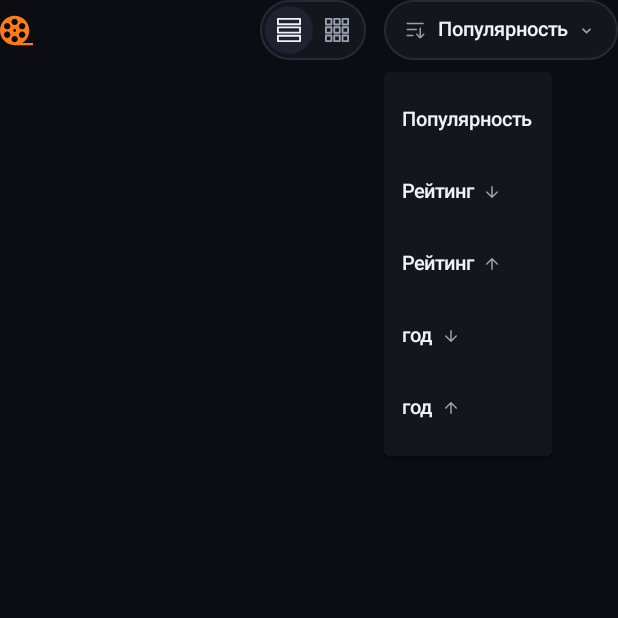
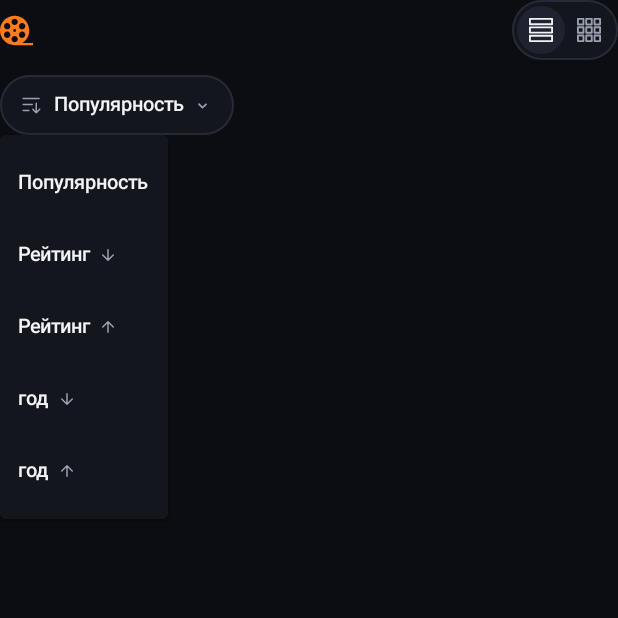
Before and after one commit to Uzopb/kinoafisha, an Android app built with Jetpack Compose: the composable FeedToolbar called with empty values, after a tap on "Популярность", on a phone screen of 412 x 824 dp, the top half of it. Run offline under Robolectric (Android 15) with nearby library versions, the light colour scheme and no system bars; our stand-ins replace Compose Multiplatform resources.

Commit message:
move sort dropdown

```diff
--- a/feature/afisha/src/commonMain/kotlin/org/example/kinoafisha/afisha/ui/components/FeedToolbar.kt
+++ b/feature/afisha/src/commonMain/kotlin/org/example/kinoafisha/afisha/ui/components/FeedToolbar.kt
@@ -1,8 +1,8 @@
 package org.example.kinoafisha.afisha.ui.components
 
 import androidx.compose.foundation.layout.Arrangement
+import androidx.compose.foundation.layout.Column
 import androidx.compose.foundation.layout.Row
-import androidx.compose.foundation.layout.Spacer
 import androidx.compose.foundation.layout.fillMaxWidth
 import androidx.compose.foundation.layout.padding
 import androidx.compose.foundation.layout.size
@@ -34,10 +34,14 @@ fun FeedToolbar(
     forFavorites: Boolean = false,
 ) {
     val colors = KinoTheme.colors
-    Row(
+    Column(
         modifier = modifier
             .fillMaxWidth()
             .padding(bottom = 20.dp),
+        verticalArrangement = Arrangement.spacedBy(10.dp),
+    ) {
+        Row(
+            modifier = Modifier.fillMaxWidth(),
             verticalAlignment = Alignment.CenterVertically,
             horizontalArrangement = Arrangement.spacedBy(12.dp),
         ) {
@@ -54,13 +58,13 @@ fun FeedToolbar(
                 color = KinoColors.Text,
                 fontSize = 24.sp,
                 fontWeight = FontWeight.Bold,
+                modifier = Modifier.weight(1f),
             )
-        Spacer(Modifier.weight(1f))
             LayoutToggle(layout = layout, onLayoutChange = onLayoutChange)
+        }
         SortDropdown(
             sort = sort,
             onSortChange = onSortChange,
-            forFavorites = forFavorites,
         )
     }
 }
```
Lines whose indentation alone changed are shown as unchanged.
